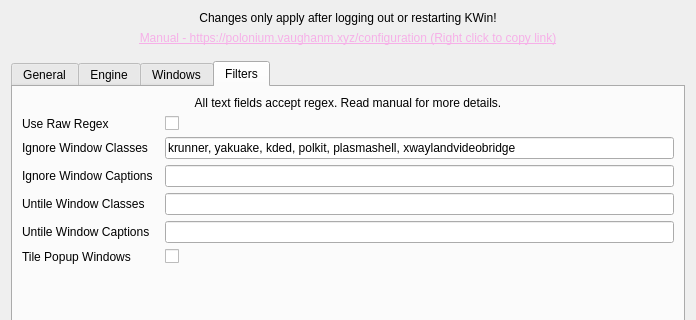
Old version of the form res/config.ui in the repository zeroxoneafour/polonium; both pictures show x 0 to 696 and y 0 to 320 of the 696 by 666 pixel window.
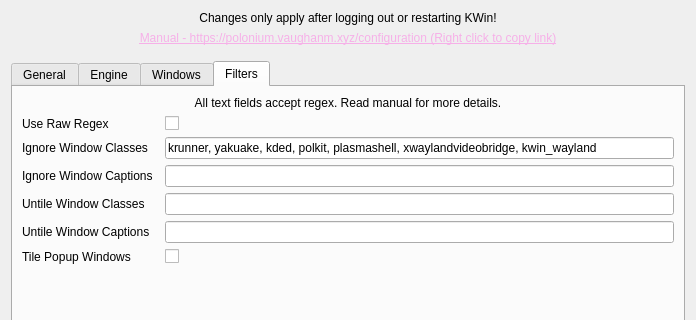
New version of the form. The open tabs and pages were chosen to show the change.

Commit message: exclude kwin_wayland

```diff
--- a/res/config.ui
+++ b/res/config.ui
@@ -1014,7 +1014,7 @@
          <item row="2" column="2">
           <widget class="QLineEdit" name="kcfg_IgnoreWindowClasses">
            <property name="text">
-            <string>krunner, yakuake, kded, polkit, plasmashell, xwaylandvideobridge</string>
+            <string>krunner, yakuake, kded, polkit, plasmashell, xwaylandvideobridge, kwin_wayland</string>
            </property>
           </widget>
          </item>
```
The commit also changes 3 other files.
